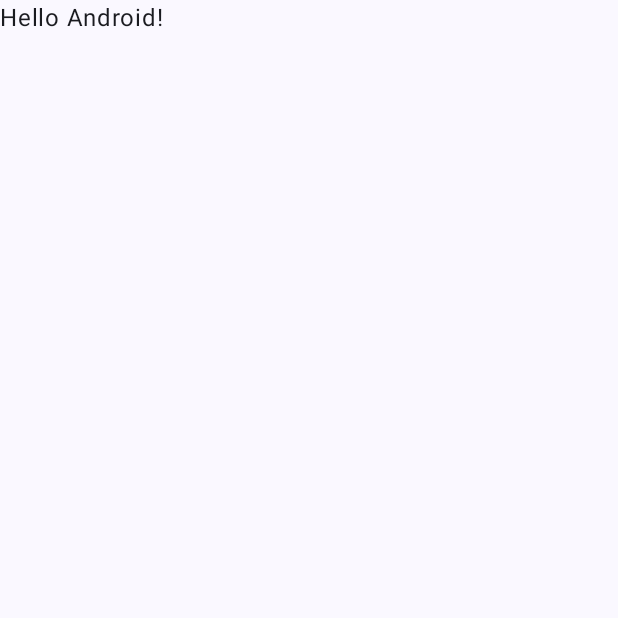
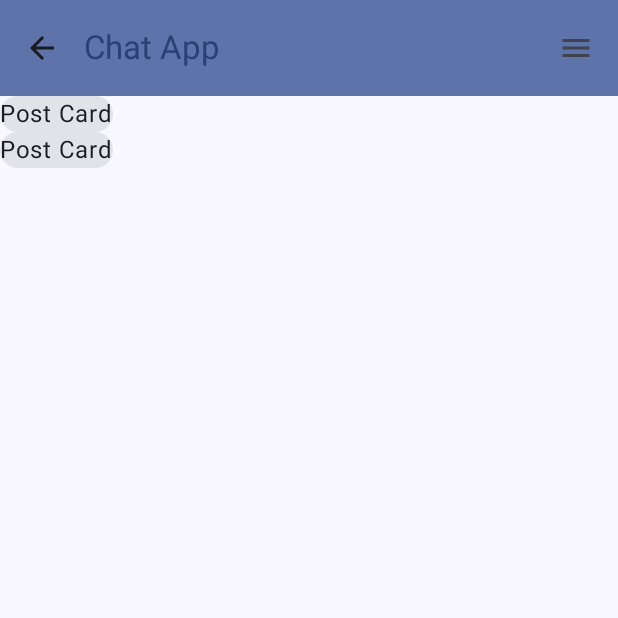
Before and after one commit to KiwiKoi/chatter-kotlin-frontend, an Android app built with Jetpack Compose: the screen it shows after launch (MainActivity), on a phone screen of 412 x 824 dp, the top half of it. Before the commit the part shown is almost empty. Run offline under Robolectric (Android 15) with nearby library versions, the phone set to English and light mode, and no system bars.

```diff
--- a/app/src/main/java/com/example/chatterkotlinfrontend/MainActivity.kt
+++ b/app/src/main/java/com/example/chatterkotlinfrontend/MainActivity.kt
@@ -3,13 +3,15 @@ package com.example.chatterkotlinfrontend
 import android.os.Bundle
 import androidx.activity.ComponentActivity
 import androidx.activity.compose.setContent
-import androidx.compose.foundation.layout.fillMaxSize
-import androidx.compose.material3.MaterialTheme
-import androidx.compose.material3.Surface
-import androidx.compose.material3.Text
+import androidx.compose.foundation.layout.*
+import androidx.compose.material.icons.Icons
+import androidx.compose.material.icons.filled.ArrowBack
+import androidx.compose.material.icons.filled.Menu
+import androidx.compose.material3.*
 import androidx.compose.runtime.Composable
 import androidx.compose.ui.Modifier
-import androidx.compose.ui.tooling.preview.Preview
+import androidx.compose.ui.input.nestedscroll.nestedScroll
+import androidx.compose.ui.text.style.TextOverflow
 import com.example.chatterkotlinfrontend.ui.theme.ChatterKotlinFrontendTheme
 
 class MainActivity : ComponentActivity() {
@@ -19,25 +21,71 @@ class MainActivity : ComponentActivity() {
             ChatterKotlinFrontendTheme {
                 // A surface container using the 'background' color from the theme
                 Surface(modifier = Modifier.fillMaxSize(), color = MaterialTheme.colorScheme.background) {
-                    Greeting("Android")
+                    AppScaffold()
                 }
             }
         }
     }
 }
 
+@OptIn(ExperimentalMaterial3Api::class)
 @Composable
-fun Greeting(name: String, modifier: Modifier = Modifier) {
-    Text(
-        text = "Hello $name!",
-        modifier = modifier
-    )
+fun AppScaffold(){
+    val scrollBehavior = TopAppBarDefaults.pinnedScrollBehavior(rememberTopAppBarState())
+
+    Scaffold(
+        modifier = Modifier.nestedScroll(scrollBehavior.nestedScrollConnection),
+        topBar = {
+            TopAppBar(
+                colors = TopAppBarDefaults.mediumTopAppBarColors(
+                    containerColor = MaterialTheme.colorScheme.primaryContainer,
+                    titleContentColor = MaterialTheme.colorScheme.primary,
+                ),
+                title = {
+                    Text(
+                        "Chat App",
+                        maxLines = 1,
+                        overflow = TextOverflow.Ellipsis
+                    )
+                },
+                navigationIcon = {
+                    IconButton(onClick = { /* do something */ }) {
+                        Icon(
+                            imageVector = Icons.Filled.ArrowBack,
+                            contentDescription = "Localized description"
+                        )
+                    }
+                },
+                actions = {
+                    IconButton(onClick = { /* do something */ }) {
+                        Icon(
+                            imageVector = Icons.Filled.Menu,
+                            contentDescription = "Localized description"
+                        )
+                    }
+                },
+                scrollBehavior = scrollBehavior,
+            )
+        },
+        ) { innerPadding ->
+            Column(Modifier.padding(innerPadding).fillMaxSize()){
+                PostList()
+            }
+    }
 }
 
-@Preview(showBackground = true)
 @Composable
-fun GreetingPreview() {
-    ChatterKotlinFrontendTheme {
-        Greeting("Android")
+fun PostCard(){
+    Card(){
+        Text(text = "Post Card")
     }
 }
+
+@Composable
+fun PostList(){
+    Column(){
+        PostCard()
+        PostCard()
+    }
+
+}
--- a/build.gradle.kts
+++ b/build.gradle.kts
@@ -1,5 +1,5 @@
 // Top-level build file where you can add configuration options common to all sub-projects/modules.
 plugins {
-    id("com.android.application") version "8.0.0" apply false
+    id("com.android.application") version "8.1.0" apply false
     id("org.jetbrains.kotlin.android") version "1.8.10" apply false
 }
```
